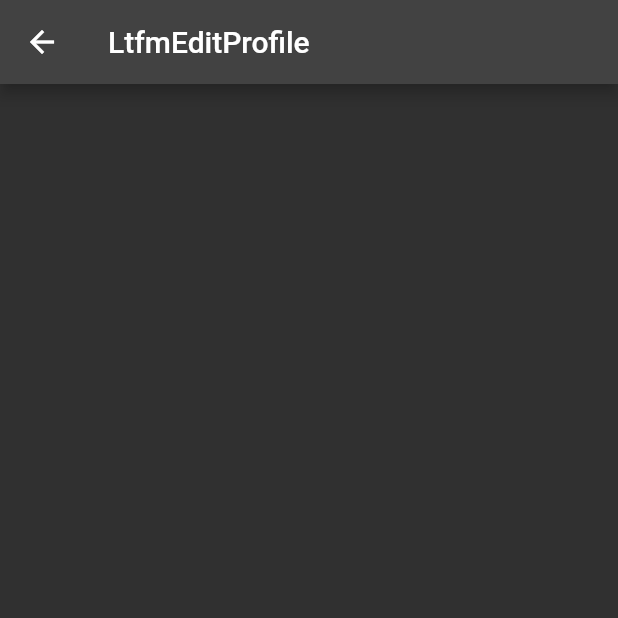
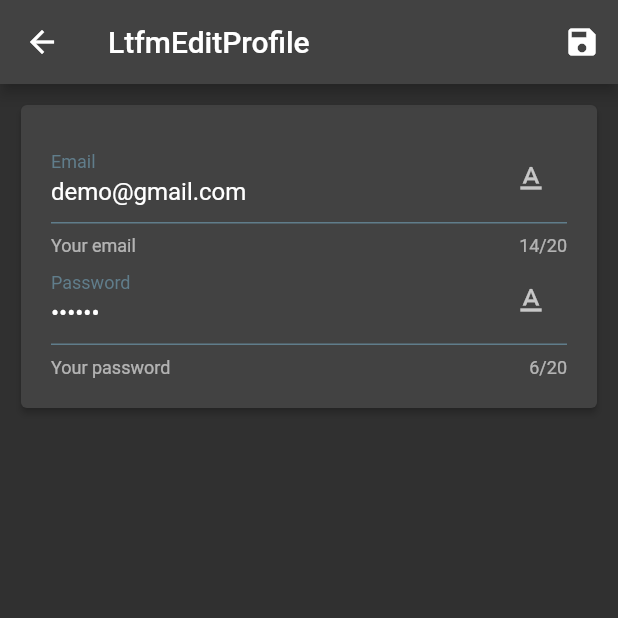
Before and after one commit to lie16/fic_exercises, a Flutter app: the LtfmEditProfileView screen opened directly, on a phone screen of 412 x 824 dp, the top half of it. Run offline on Flutter 3.47's test engine with Material 2 defaults, Android fonts, the phone set to English and light mode, and no system bars; our stand-ins replace blur, cached_network_image, carousel_slider, dio, file_picker, flutter_image_compress and 7 more; missing offline and left inert: file_picker_cross.

Commit message:
edit profile done

```diff
--- a/lib/module/tutorial/latihan/ltfm_edit_profile/view/ltfm_edit_profile_view.dart
+++ b/lib/module/tutorial/latihan/ltfm_edit_profile/view/ltfm_edit_profile_view.dart
@@ -10,7 +10,14 @@ class LtfmEditProfileView extends StatefulWidget {
     return Scaffold(
       appBar: AppBar(
         title: const Text("LtfmEditProfile"),
-        actions: const [
+        actions: [
+          IconButton(
+            padding: const EdgeInsets.all(10),
+            icon: const Icon(Icons.save),
+            onPressed: () {
+              controller.save();
+            },
+          ),
           //! 4. Tambahkan tombol Save
           //! 5. Beri padding/margin pada tombol Save sebanyak 10
           //! 6. Panggil controller.save() ketika tombol di klik
@@ -20,12 +27,35 @@ class LtfmEditProfileView extends StatefulWidget {
         child: Container(
           padding: const EdgeInsets.all(10.0),
           child: Column(
-            children: const [
+            children: [
               //! 1. Buat sebuah Card, tambahkan Column di dalamnya
               //! 2. Tambahkan padding.all 20.0
               //! 3. Di dalam column yang ada di dalam Card, tambahkan field ini:
               //? textfield email
               //? textfield password
+              Card(
+                elevation: 2.0,
+                child: Padding(
+                  padding: const EdgeInsets.all(20.0),
+                  child: Column(
+                    children: [
+                      QTextField(
+                        value: "demo@gmail.com",
+                        label: "Email",
+                        hint: "Your email",
+                        onChanged: (value) {},
+                      ),
+                      QTextField(
+                        value: "123456",
+                        hint: "Your password",
+                        label: "Password",
+                        obscure: true,
+                        onChanged: (value) {},
+                      ),
+                    ],
+                  ),
+                ),
+              ),
             ],
           ),
         ),
```
